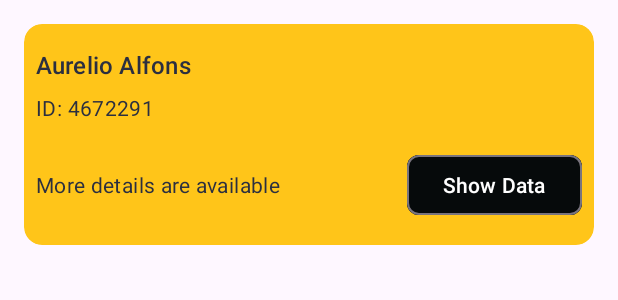
After one commit to AurelioAlfons/Assignment2_Aurelio24672291, an Android app: the layout item_layout_restful_api_dev.xml on its own in the app's theme, with its tools: preview values and no code run, on a phone screen of 412 x 824 dp. The commit adds this screen. Shown: the top 300 px of the screen. Run offline under Robolectric (Android 15) with nearby library versions, the phone set to English and light mode, and no system bars.

Commit message:
Add item layout restfull api

```diff
--- a/app/src/main/java/com/example/assignment2_aurelio24672291/MainActivity.kt
+++ b/app/src/main/java/com/example/assignment2_aurelio24672291/MainActivity.kt
@@ -1,5 +1,5 @@
 // Author: Aurelio Hevi Alfons
-
+// Assignment 2
 package com.example.assignment2_aurelio24672291
 
 import android.os.Bundle
--- /dev/null
+++ b/app/src/main/res/layout/item_layout_restful_api_dev.xml
@@ -0,0 +1,71 @@
+<?xml version="1.0" encoding="utf-8"?>
+<com.google.android.material.card.MaterialCardView xmlns:android="http://schemas.android.com/apk/res/android"
+    xmlns:app="http://schemas.android.com/apk/res-auto"
+    xmlns:tools="http://schemas.android.com/tools"
+    android:id="@+id/card"
+    style="?attr/materialCardViewElevatedStyle"
+    android:layout_width="match_parent"
+    android:layout_height="wrap_content"
+    android:layout_margin="16dp"
+    android:backgroundTint="#FFC519">
+
+    <androidx.constraintlayout.widget.ConstraintLayout
+        android:layout_width="match_parent"
+        android:layout_height="wrap_content"
+        android:layout_marginBottom="16dp">
+
+        <TextView
+            android:id="@+id/itemNametext"
+            android:layout_width="wrap_content"
+            android:layout_height="wrap_content"
+            android:layout_marginStart="8dp"
+            android:layout_marginTop="16dp"
+            android:text=""
+            android:textAppearance="?attr/textAppearanceTitleMedium"
+            android:textColor="#2B2F40"
+            app:layout_constraintStart_toStartOf="parent"
+            app:layout_constraintTop_toTopOf="parent"
+            tools:text="Aurelio Alfons" />
+
+        <TextView
+            android:id="@+id/itemIdText"
+            android:layout_width="wrap_content"
+            android:layout_height="wrap_content"
+            android:layout_marginTop="8dp"
+            android:text=""
+            android:textAppearance="?attr/textAppearanceBodyMedium"
+            android:textColor="#2B2F40"
+            app:layout_constraintStart_toStartOf="@id/itemNametext"
+            app:layout_constraintTop_toBottomOf="@id/itemNametext"
+            tools:text="ID: 4672291" />
+
+        <TextView
+            android:id="@+id/detailsText"
+            android:layout_width="wrap_content"
+            android:layout_height="wrap_content"
+            android:layout_marginTop="32dp"
+            android:text="More details are available"
+            android:textAppearance="?attr/textAppearanceBodyMedium"
+            android:textColor="#2B2F40"
+            app:layout_constraintStart_toStartOf="@id/itemIdText"
+            app:layout_constraintTop_toBottomOf="@id/itemIdText"
+            tools:text="More details are available"
+            tools:ignore="HardcodedText" />
+
+        <com.google.android.material.button.MaterialButton
+            android:id="@+id/navigationButton"
+            style="?attr/materialButtonOutlinedStyle"
+            android:layout_width="wrap_content"
+            android:layout_height="wrap_content"
+            android:layout_marginEnd="8dp"
+            app:cornerRadius="8dp"
+            android:backgroundTint="#060A0B"
+            android:text="Show Data"
+            android:textColor="@color/white"
+            app:layout_constraintBottom_toBottomOf="@id/detailsText"
+            app:layout_constraintEnd_toEndOf="parent"
+            app:layout_constraintTop_toTopOf="@id/detailsText"
+            tools:ignore="HardcodedText" />
+    </androidx.constraintlayout.widget.ConstraintLayout>
+
+</com.google.android.material.card.MaterialCardView>
```
